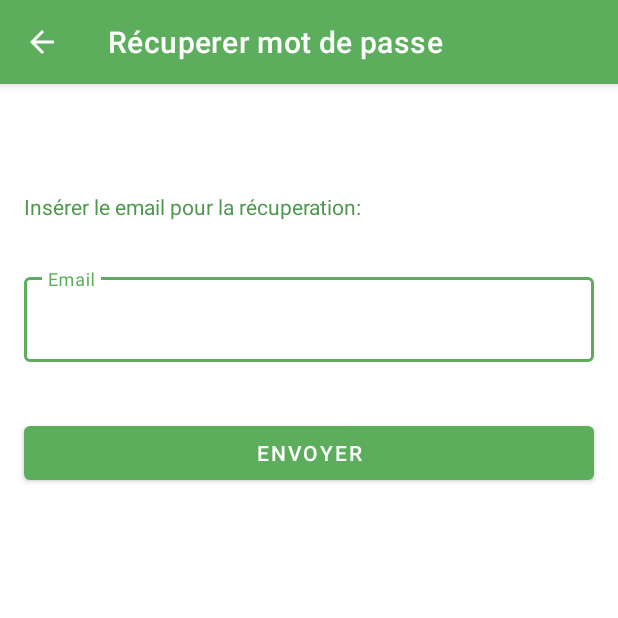
After one commit to Geanne1999/podiactivapp, an Android app: the ForgotPasswordActivity screen opened directly, with no data from a screen before it, on a phone screen of 412 x 824 dp, the top half of it. The commit adds this screen. Run offline under Robolectric (Android 15) with nearby library versions, the phone set to English and light mode, and no system bars.

Commit message:
Updating gradle dependencies and adding Forgot password screen

```diff
--- /dev/null
+++ b/app/src/main/java/com/example/podiactivapp/ForgotPasswordActivity.kt
@@ -0,0 +1,32 @@
+package com.example.podiactivapp
+
+import android.content.Intent
+import androidx.appcompat.app.AppCompatActivity
+import android.os.Bundle
+import android.widget.Toast
+import com.example.podiactivapp.databinding.ActivityForgotPasswordBinding
+import com.example.podiactivapp.ui.LoginActivity
+import kotlinx.android.synthetic.main.activity_forgot_password.*
+
+class ForgotPasswordActivity : AppCompatActivity()
+{
+  private lateinit var binding: ActivityForgotPasswordBinding
+  override fun onCreate(savedInstanceState: Bundle?)
+  {
+    super.onCreate(savedInstanceState)
+    binding=ActivityForgotPasswordBinding.inflate(layoutInflater)
+    setContentView(binding.root)
+
+    supportActionBar?.apply {
+      title="Récuperer mot de passe"
+      setDisplayHomeAsUpEnabled(true)
+    }
+
+    btnForgotPasswordEnvoyer.setOnClickListener{
+      Toast.makeText(this, "Email a été envoyé!", Toast.LENGTH_SHORT).show()
+      startActivity(Intent(this, LoginActivity::class.java))
+      finish()
+    }
+
+  }
+}
--- a/app/src/main/java/com/example/podiactivapp/ui/InitialPageActivity.kt
+++ b/app/src/main/java/com/example/podiactivapp/ui/InitialPageActivity.kt
@@ -23,9 +23,11 @@ class InitialPageActivity : AppCompatActivity() {
     private fun listeners(){
         btnLogin.setOnClickListener {
             startActivity(Intent(this, LoginActivity::class.java))
+            finish()
         }
         btnSubscribe.setOnClickListener {
             startActivity(Intent(this, SubscriptionActivity::class.java))
+            finish()
         }
     }
 }
--- /dev/null
+++ b/app/src/main/res/layout/activity_forgot_password.xml
@@ -0,0 +1,59 @@
+<?xml version="1.0" encoding="utf-8"?>
+<androidx.constraintlayout.widget.ConstraintLayout
+  xmlns:android="http://schemas.android.com/apk/res/android"
+  xmlns:app="http://schemas.android.com/apk/res-auto"
+  xmlns:tools="http://schemas.android.com/tools"
+  android:layout_width="match_parent"
+  android:layout_height="match_parent"
+  tools:context=".ForgotPasswordActivity"
+  >
+
+  <com.google.android.material.textfield.TextInputLayout
+    android:id="@+id/forgotPasswordTxtEmailRecupPassword"
+    style="@style/Widget.MaterialComponents.TextInputLayout.OutlinedBox"
+    android:layout_width="match_parent"
+    android:layout_height="wrap_content"
+    android:layout_marginStart="16dp"
+    android:layout_marginTop="32dp"
+    android:layout_marginEnd="16dp"
+    android:hint="@string/login"
+    app:errorEnabled="true"
+    app:layout_constraintEnd_toEndOf="parent"
+    app:layout_constraintStart_toStartOf="parent"
+    app:layout_constraintTop_toBottomOf="@+id/txtTitleRecupPassword"
+    >
+
+    <com.google.android.material.textfield.TextInputEditText
+      android:layout_width="match_parent"
+      android:layout_height="match_parent"
+      android:inputType="textEmailAddress"
+      />
+  </com.google.android.material.textfield.TextInputLayout>
+
+  <Button
+    android:id="@+id/btnForgotPasswordEnvoyer"
+    android:layout_width="0dp"
+    android:layout_height="wrap_content"
+    android:layout_marginStart="16dp"
+    android:layout_marginTop="16dp"
+    android:layout_marginEnd="16dp"
+    android:text="@string/envoyer"
+    app:layout_constraintEnd_toEndOf="parent"
+    app:layout_constraintStart_toStartOf="parent"
+    app:layout_constraintTop_toBottomOf="@+id/forgotPasswordTxtEmailRecupPassword"
+    />
+
+  <TextView
+    android:id="@+id/txtTitleRecupPassword"
+    android:layout_width="wrap_content"
+    android:layout_height="wrap_content"
+    android:layout_marginTop="72dp"
+    android:textColor="@color/btnPrimaryColor"
+    android:text="@string/titleRecupPassword"
+    app:layout_constraintEnd_toEndOf="parent"
+    app:layout_constraintHorizontal_bias="0.087"
+    app:layout_constraintStart_toStartOf="parent"
+    app:layout_constraintTop_toTopOf="parent"
+    />
+
+</androidx.constraintlayout.widget.ConstraintLayout>
--- a/app/src/main/res/values/colors.xml
+++ b/app/src/main/res/values/colors.xml
@@ -9,5 +9,6 @@
     <color name="white">#FFFFFFFF</color>
     <color name="green_principal">#5CAD5C</color>
     <color name="green_toolbar">#509650</color>
+    <color name="btnPrimaryColor">#509650</color>
     <color name="color_text_entrada">#454545</color>
 </resources>
--- a/app/src/main/res/values/strings.xml
+++ b/app/src/main/res/values/strings.xml
@@ -6,5 +6,7 @@
     <string name="login">Email</string>
     <string name="senha">Mot de passe</string>
     <string name="entrar">Accéder</string>
-    <string name="mot_de_passe_obli">Mot de passe oblié?</string>
+    <string name="mot_de_passe_obli">Mot de passe oublié?</string>
+    <string name="envoyer">Envoyer</string>
+    <string name="titleRecupPassword">Insérer le email pour la récuperation:</string>
 </resources>
--- a/build.gradle
+++ b/build.gradle
@@ -4,7 +4,7 @@ buildscript {
         kotlin_version = "1.4.32"
         anko_version = '0.10.8'
         room_version = "2.4.2"
-        lifecycle_version = "2.4.1"
+        lifecycle_version = "2.5.0"
         activity_version = "1.1.0"
         coroutines_version = '1.3.8'
     }
@@ -15,8 +15,8 @@ buildscript {
     }
     dependencies {
         //kotlin libraries import
-        classpath "com.android.tools.build:gradle:7.0.4"
-        classpath "org.jetbrains.kotlin:kotlin-gradle-plugin:1.6.10"
+        classpath 'com.android.tools.build:gradle:7.0.4'
+        classpath "org.jetbrains.kotlin:kotlin-gradle-plugin:1.7.10"
         //classpath 'com.google.gms:google-services:4.3.10'
         // NOTE: Do not place your application dependencies here; they belong
         // in the individual module build.gradle files
```
Also changed, not shown: app/build.gradle (+12 -12 lines), app/src/main/AndroidManifest.xml (+20 -8 lines), app/src/main/java/com/example/podiactivapp/ui/LoginActivity.kt (+6 -1 lines), gradle/wrapper/gradle-wrapper.properties.
